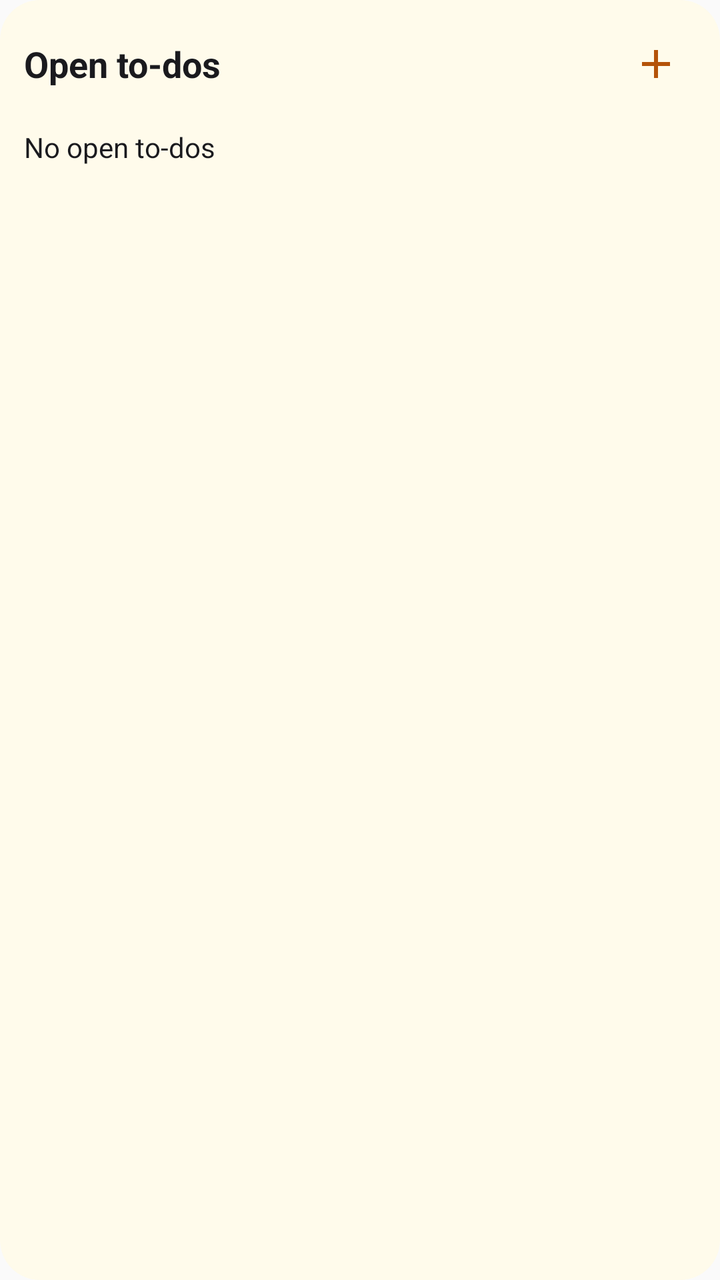
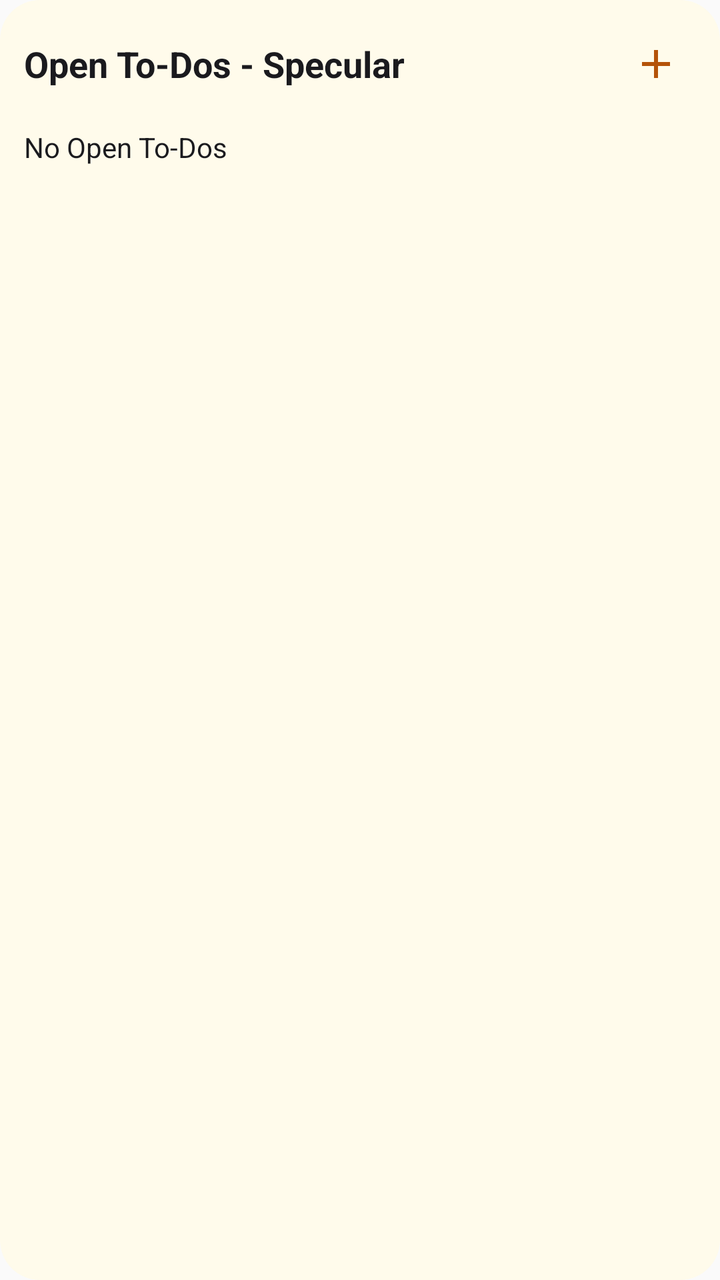

Before-and-after screenshots of an Android layout around one commit, followed by the original layout XML and the change that was made.
<!-- AndroidManifest.xml: application theme Theme.Specular -->
<!-- res/layout/widget_todo.xml -->
<?xml version="1.0" encoding="utf-8"?>
<LinearLayout xmlns:android="http://schemas.android.com/apk/res/android"
    android:layout_width="match_parent"
    android:layout_height="match_parent"
    android:orientation="vertical"
    android:background="@drawable/widget_todo_background"
    android:padding="12dp">

    <LinearLayout
        android:id="@+id/todo_widget_header"
        android:layout_width="match_parent"
        android:layout_height="wrap_content"
        android:gravity="center_vertical"
        android:orientation="horizontal">

        <TextView
            android:layout_width="0dp"
            android:layout_height="wrap_content"
            android:layout_weight="1"
            android:text="@string/todo_widget_title"
            android:textColor="@color/reflect_neutral"
            android:textSize="18sp"
            android:textStyle="bold" />

        <ImageButton
            android:id="@+id/todo_widget_add"
            android:layout_width="40dp"
            android:layout_height="40dp"
            android:background="?android:attr/selectableItemBackgroundBorderless"
            android:contentDescription="@string/add_todo"
            android:src="@drawable/ic_widget_add"
            android:tint="@color/reflect_accent_dark" />
    </LinearLayout>

    <TextView
        android:id="@+id/todo_widget_empty"
        android:layout_width="match_parent"
        android:layout_height="wrap_content"
        android:layout_marginTop="12dp"
        android:layout_marginBottom="8dp"
        android:text="@string/no_open_todos"
        android:textColor="@color/reflect_neutral"
        android:textSize="14sp" />

    <LinearLayout
        android:id="@+id/todo_widget_rows"
        android:layout_width="match_parent"
        android:layout_height="wrap_content"
        android:orientation="vertical" />
</LinearLayout>
<!-- resources referenced by this layout -->
<resources>
  <color name="reflect_accent_dark">#B45309</color>
  <color name="reflect_neutral">#1A1A1E</color>
  <!-- drawable ic_widget_add (drawable) -->
  <vector xmlns:android="http://schemas.android.com/apk/res/android"
      android:width="24dp"
      android:height="24dp"
      android:viewportWidth="24"
      android:viewportHeight="24">
      <path android:fillColor="#FFB45309" android:pathData="M19,13h-6v6h-2v-6H5v-2h6V5h2v6h6z" />
  </vector>
  <!-- drawable widget_todo_background (drawable) -->
  <?xml version="1.0" encoding="utf-8"?>
  <shape xmlns:android="http://schemas.android.com/apk/res/android" android:shape="rectangle">
      <solid android:color="@color/reflect_surface" />
      <corners android:radius="20dp" />
  </shape>
  <string name="add_todo">Add to-do</string>
  <string name="no_open_todos">No open to-dos</string>
  <string name="todo_widget_title">Open to-dos</string>
  <style name="Theme.Specular" parent="android:Theme.Material.Light.NoActionBar" />
  <color name="reflect_surface">#FFFBEB</color>
</resources>

<!-- the commit's change to res/layout/widget_todo.xml (unified diff, before → after) -->
@@ -35,16 +35,19 @@
     <TextView
         android:id="@+id/todo_widget_empty"
         android:layout_width="match_parent"
-        android:layout_height="wrap_content"
+        android:layout_height="0dp"
+        android:layout_weight="1"
         android:layout_marginTop="12dp"
         android:layout_marginBottom="8dp"
         android:text="@string/no_open_todos"
         android:textColor="@color/reflect_neutral"
         android:textSize="14sp" />
 
-    <LinearLayout
-        android:id="@+id/todo_widget_rows"
+    <ListView
+        android:id="@+id/todo_widget_list"
         android:layout_width="match_parent"
-        android:layout_height="wrap_content"
-        android:orientation="vertical" />
+        android:layout_height="0dp"
+        android:layout_weight="1"
+        android:divider="@android:color/transparent"
+        android:scrollbars="vertical" />
 </LinearLayout>
<!-- resource entries referenced after the edit -->
@@ -17,8 +17,8 @@
       <corners android:radius="20dp" />
   </shape>
   <string name="add_todo">Add to-do</string>
-  <string name="no_open_todos">No open to-dos</string>
-  <string name="todo_widget_title">Open to-dos</string>
+  <string name="no_open_todos">No Open To-Dos</string>
+  <string name="todo_widget_title">Open To-Dos - Specular</string>
   <style name="Theme.Specular" parent="android:Theme.Material.Light.NoActionBar" />
   <color name="reflect_surface">#FFFBEB</color>
 </resources>
